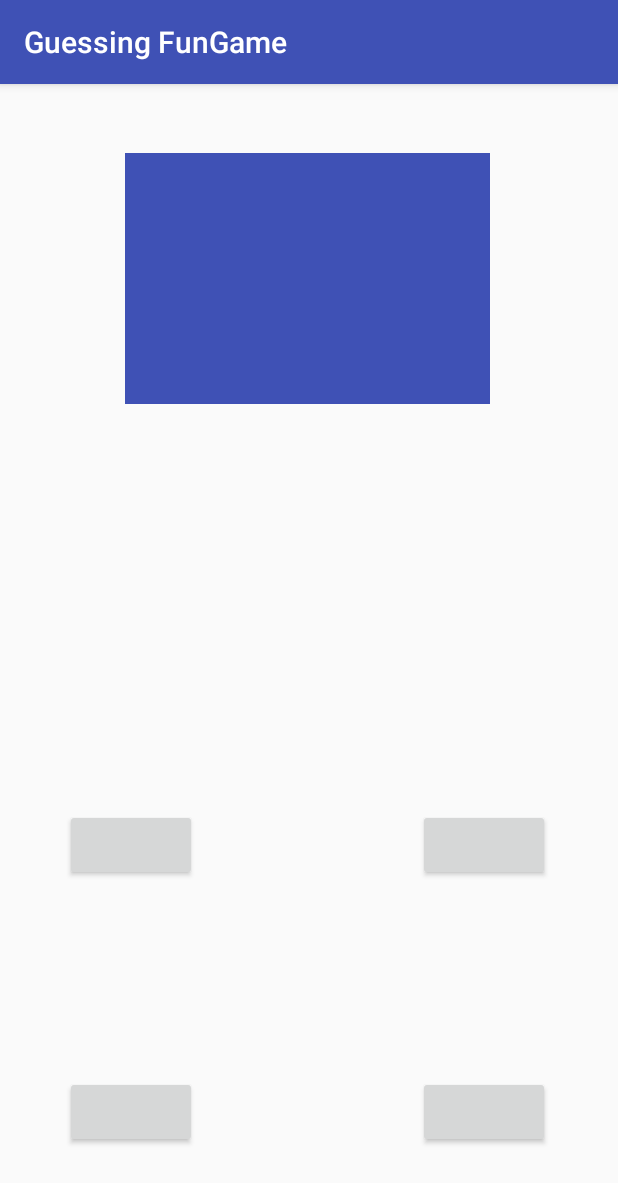
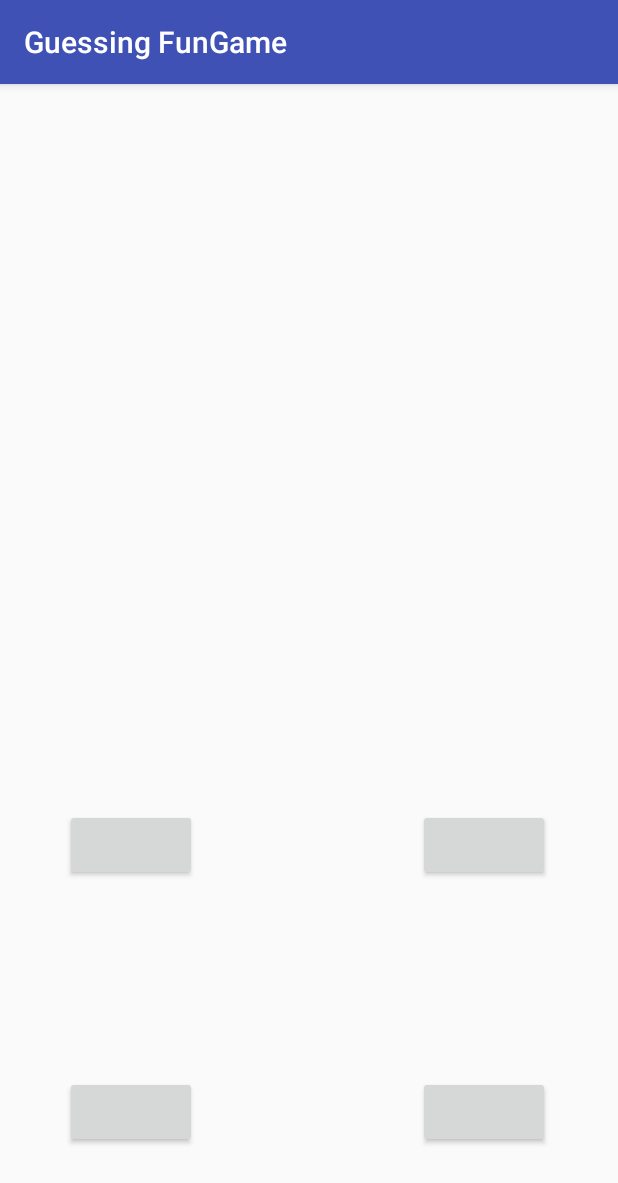
Before and after one commit to qclayton/Guessing-Fun-Game, an Android app: the screen it shows after launch (MainActivity), on a phone screen of 412 x 824 dp. Shown: the top 1183 px of the screen. Run offline under Robolectric (Android 15) with nearby library versions, the phone set to English and light mode, and no system bars.

Commit message:
Made the image area transparent

```diff
--- a/app/src/main/res/layout/activity_main.xml
+++ b/app/src/main/res/layout/activity_main.xml
@@ -20,7 +20,7 @@
         app:layout_constraintStart_toStartOf="parent"
         app:layout_constraintTop_toTopOf="parent"
         app:layout_constraintVertical_bias="0.018"
-        app:srcCompat="@color/colorPrimary" />
+        app:srcCompat="@android:color/transparent" />
 
     <Button
         android:id="@+id/button"
```
